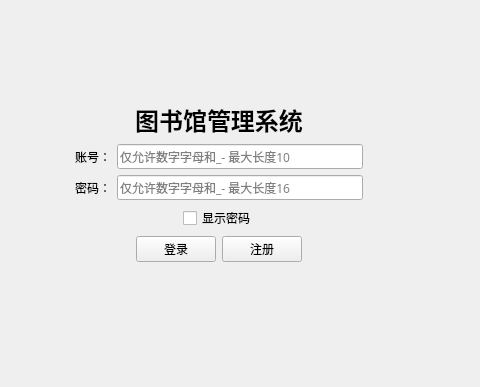
First picture: the form in firstwindow.ui, repository LeoStr4nge/LibraryManageSystem, before the edit; both pictures show x 181 to 661 and y 0 to 387 of the 800 by 387 pixel window.
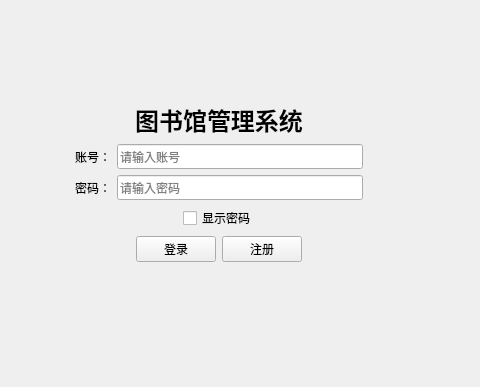
Second picture: the form after the edit.

```diff
--- a/firstwindow.ui
+++ b/firstwindow.ui
@@ -79,7 +79,7 @@
           <item>
            <widget class="QLineEdit" name="lineEdit">
             <property name="placeholderText">
-             <string>仅允许数字字母和_- 最大长度10</string>
+             <string>请输入账号</string>
             </property>
            </widget>
           </item>
@@ -89,7 +89,7 @@
              <enum>QLineEdit::Password</enum>
             </property>
             <property name="placeholderText">
-             <string>仅允许数字字母和_- 最大长度16</string>
+             <string>请输入密码</string>
             </property>
            </widget>
           </item>
```
